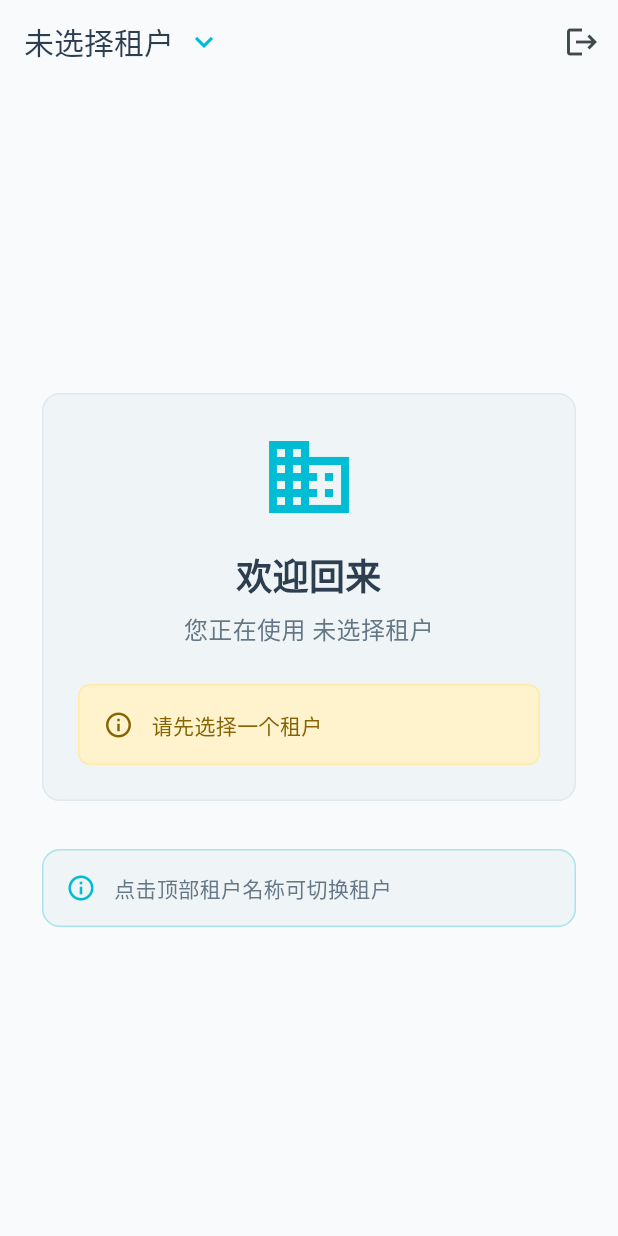
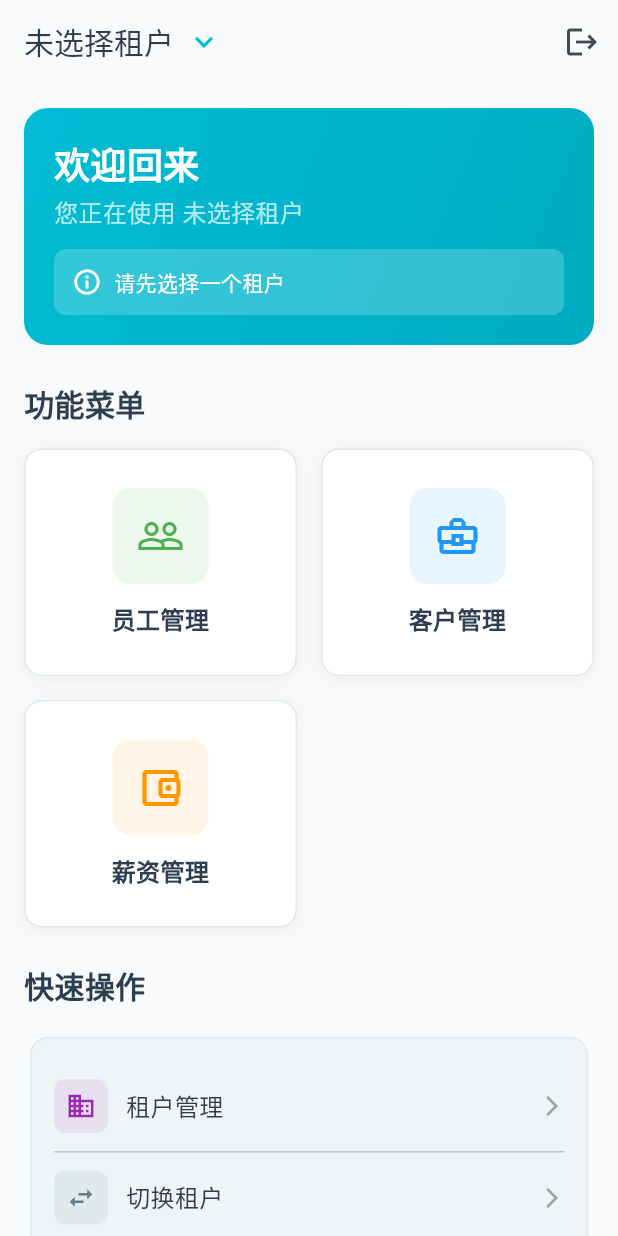
Before and after one commit to youbiaokachi123/xintai_erp_app, a Flutter app: the HomeScreen screen opened directly, on a phone screen of 412 x 824 dp. Run offline on Flutter 3.47's test engine with Material 3 defaults, Android fonts, the light colour scheme and no system bars; our stand-ins replace flutter_dotenv, supabase_flutter; accounts and stored records are empty.

Commit message:
feat:首页设计

```diff
--- a/lib/screens/home_screen.dart
+++ b/lib/screens/home_screen.dart
@@ -1,6 +1,10 @@
 import 'package:flutter/material.dart';
 import 'package:xintai_flutter/service/auth_service.dart';
 import 'package:xintai_flutter/service/tenant_state_service.dart';
+
+import 'customer/customer_list_screen.dart';
+import 'employee/employee_list_screen.dart';
+import 'salary/salary_list_screen.dart';
 import 'tenant_list_screen.dart';
 
 class HomeScreen extends StatefulWidget {
@@ -16,11 +20,10 @@ class _HomeScreenState extends State<HomeScreen> {
 
   @override
   Widget build(BuildContext context) {
-    final user = _authService.currentUser;
-
     return Scaffold(
       backgroundColor: const Color(0xFFF8FAFB),
       appBar: AppBar(
+        centerTitle: false,
         title: InkWell(
           onTap: () {
             // 跳转到租户选择页面
@@ -88,13 +91,150 @@ class _HomeScreenState extends State<HomeScreen> {
           ),
         ],
       ),
-      body: Center(
-        child: Padding(
-          padding: const EdgeInsets.all(24.0),
+      body: SingleChildScrollView(
+        padding: const EdgeInsets.all(16.0),
         child: Column(
-            mainAxisAlignment: MainAxisAlignment.center,
+          crossAxisAlignment: CrossAxisAlignment.start,
           children: [
-              // 当前租户信息卡片
+            // 欢迎信息
+            Container(
+              width: double.infinity,
+              padding: const EdgeInsets.all(20),
+              decoration: BoxDecoration(
+                gradient: LinearGradient(
+                  begin: Alignment.topLeft,
+                  end: Alignment.bottomRight,
+                  colors: [
+                    const Color(0xFF00BCD4),
+                    const Color(0xFF00ACC1),
+                  ],
+                ),
+                borderRadius: BorderRadius.circular(16),
+              ),
+              child: Column(
+                crossAxisAlignment: CrossAxisAlignment.start,
+                children: [
+                  Text(
+                    '欢迎回来',
+                    style: const TextStyle(
+                      fontSize: 24,
+                      fontWeight: FontWeight.w600,
+                      color: Colors.white,
+                    ),
+                  ),
+                  const SizedBox(height: 4),
+                  Text(
+                    '您正在使用 ${_tenantStateService.currentTenantName}',
+                    style: const TextStyle(
+                      fontSize: 16,
+                      color: Colors.white70,
+                    ),
+                  ),
+                  if (!_tenantStateService.hasCurrentTenant) ...[
+                    const SizedBox(height: 12),
+                    Container(
+                      padding: const EdgeInsets.all(12),
+                      decoration: BoxDecoration(
+                        color: Colors.white.withOpacity(0.2),
+                        borderRadius: BorderRadius.circular(8),
+                      ),
+                      child: Row(
+                        children: [
+                          Icon(
+                            Icons.info_outline,
+                            color: Colors.white,
+                            size: 20,
+                          ),
+                          const SizedBox(width: 8),
+                          const Expanded(
+                            child: Text(
+                              '请先选择一个租户',
+                              style: TextStyle(
+                                color: Colors.white,
+                                fontSize: 14,
+                              ),
+                            ),
+                          ),
+                        ],
+                      ),
+                    ),
+                  ],
+                ],
+              ),
+            ),
+
+            const SizedBox(height: 24),
+
+            // 功能菜单标题
+            const Text(
+              '功能菜单',
+              style: TextStyle(
+                fontSize: 20,
+                fontWeight: FontWeight.w600,
+                color: Color(0xFF2C3E50),
+              ),
+            ),
+            const SizedBox(height: 16),
+
+            // 功能宫格菜单
+            GridView.count(
+              shrinkWrap: true,
+              physics: const NeverScrollableScrollPhysics(),
+              crossAxisCount: 2,
+              mainAxisSpacing: 16,
+              crossAxisSpacing: 16,
+              childAspectRatio: 1.2,
+              children: [
+                _buildMenuCard(
+                  '员工管理',
+                  Icons.people_outline,
+                  const Color(0xFF4CAF50),
+                  () => _navigateToModule(() => Navigator.push(
+                    context,
+                    MaterialPageRoute(
+                      builder: (context) => const EmployeeListScreen(),
+                    ),
+                  )),
+                ),
+                _buildMenuCard(
+                  '客户管理',
+                  Icons.business_center_outlined,
+                  const Color(0xFF2196F3),
+                  () => _navigateToModule(() => Navigator.push(
+                    context,
+                    MaterialPageRoute(
+                      builder: (context) => const CustomerListScreen(),
+                    ),
+                  )),
+                ),
+                _buildMenuCard(
+                  '薪资管理',
+                  Icons.account_balance_wallet_outlined,
+                  const Color(0xFFFF9800),
+                  () => _navigateToModule(() => Navigator.push(
+                    context,
+                    MaterialPageRoute(
+                      builder: (context) => const SalaryListScreen(),
+                    ),
+                  )),
+                ),
+              ],
+            ),
+
+            const SizedBox(height: 24),
+
+            // 快速操作
+            const Text(
+              '快速操作',
+              style: TextStyle(
+                fontSize: 20,
+                fontWeight: FontWeight.w600,
+                color: Color(0xFF2C3E50),
+              ),
+            ),
+            const SizedBox(height: 16),
+
+            // 快速操作卡片
             Card(
               elevation: 0,
               shape: RoundedRectangleBorder(
@@ -105,144 +245,29 @@ class _HomeScreenState extends State<HomeScreen> {
                 ),
               ),
               child: Padding(
-                  padding: const EdgeInsets.all(24.0),
+                padding: const EdgeInsets.all(16.0),
                 child: Column(
-                    mainAxisSize: MainAxisSize.min,
                   children: [
-                      Icon(
+                    _buildQuickAction(
+                      '租户管理',
                       Icons.business,
-                        size: 64,
-                        color: const Color(0xFF00BCD4),
-                      ),
-                      const SizedBox(height: 16),
-                      const Text(
-                        '欢迎回来',
-                        style: TextStyle(
-                          fontSize: 24,
-                          fontWeight: FontWeight.w600,
-                          color: Color(0xFF2C3E50),
-                        ),
-                        textAlign: TextAlign.center,
-                      ),
-                      const SizedBox(height: 8),
-                      Text(
-                        '您正在使用 ${_tenantStateService.currentTenantName}',
-                        style: const TextStyle(
-                          fontSize: 16,
-                          color: Color(0xFF657786),
-                        ),
-                        textAlign: TextAlign.center,
-                      ),
-                      const SizedBox(height: 24),
-
-                      // 当前租户详细信息
-                      if (_tenantStateService.hasCurrentTenant) ...[
-                        Container(
-                          width: double.infinity,
-                          padding: const EdgeInsets.all(16),
-                          decoration: BoxDecoration(
-                            color: const Color(0xFFF8FAFB),
-                            borderRadius: BorderRadius.circular(8),
-                            border: Border.all(
-                              color: const Color(0xFFE1E8ED),
-                              width: 1,
-                            ),
-                          ),
-                          child: Column(
-                            crossAxisAlignment: CrossAxisAlignment.start,
-                            children: [
-                              const Text(
-                                '当前租户信息',
-                                style: TextStyle(
-                                  fontSize: 14,
-                                  fontWeight: FontWeight.w600,
-                                  color: Color(0xFF2C3E50),
-                                ),
-                              ),
-                              const SizedBox(height: 12),
-                              _buildInfoRow(
-                                Icons.person_outline,
-                                '联系人',
-                                _tenantStateService.currentTenant!.contactName,
-                              ),
-                              const SizedBox(height: 8),
-                              _buildInfoRow(
-                                Icons.phone_outlined,
-                                '电话',
-                                _tenantStateService.currentTenant!.contactPhone,
-                              ),
-                              const SizedBox(height: 8),
-                              _buildInfoRow(
-                                Icons.location_on_outlined,
-                                '地址',
-                                _tenantStateService.currentTenant!.address,
-                              ),
-                            ],
-                          ),
-                        ),
-                      ] else ...[
-                        Container(
-                          width: double.infinity,
-                          padding: const EdgeInsets.all(16),
-                          decoration: BoxDecoration(
-                            color: const Color(0xFFFFF3CD),
-                            borderRadius: BorderRadius.circular(8),
-                            border: Border.all(
-                              color: const Color(0xFFFFEAA7),
-                              width: 1,
-                            ),
-                          ),
-                          child: Row(
-                            children: [
-                              Icon(
-                                Icons.info_outline,
-                                color: const Color(0xFF856404),
-                                size: 20,
-                              ),
-                              const SizedBox(width: 12),
-                              const Text(
-                                '请先选择一个租户',
-                                style: TextStyle(
-                                  color: Color(0xFF856404),
-                                  fontSize: 14,
-                                ),
-                              ),
-                            ],
-                          ),
-                        ),
-                      ],
-                    ],
+                      const Color(0xFF9C27B0),
+                      () => Navigator.push(
+                        context,
+                        MaterialPageRoute(
+                          builder: (context) => const TenantListScreen(),
                         ),
                       ),
                     ),
-              const SizedBox(height: 24),
-
-              // 操作提示卡片
-              Card(
-                elevation: 0,
-                shape: RoundedRectangleBorder(
-                  borderRadius: BorderRadius.circular(12),
-                  side: BorderSide(
-                    color: const Color(0xFF00BCD4).withOpacity(0.3),
-                    width: 1,
-                  ),
-                ),
-                child: Padding(
-                  padding: const EdgeInsets.all(16.0),
-                  child: Row(
-                    children: [
-                      Icon(
-                        Icons.info_outline,
-                        color: const Color(0xFF00BCD4),
-                        size: 20,
-                      ),
-                      const SizedBox(width: 12),
-                      Expanded(
-                        child: Text(
-                          '点击顶部租户名称可切换租户',
-                          style: const TextStyle(
-                            color: Color(0xFF657786),
-                            fontSize: 14,
+                    const Divider(height: 1),
+                    _buildQuickAction(
+                      '切换租户',
+                      Icons.swap_horiz,
+                      const Color(0xFF607D8B),
+                      () => Navigator.push(
+                        context,
+                        MaterialPageRoute(
+                          builder: (context) => const TenantListScreen(),
                         ),
                       ),
                     ),
@@ -253,38 +278,115 @@ class _HomeScreenState extends State<HomeScreen> {
           ],
         ),
       ),
+    );
+  }
+
+  // 检查是否选择了租户并导航
+  void _navigateToModule(VoidCallback navigation) {
+    if (!_tenantStateService.hasCurrentTenant) {
+      ScaffoldMessenger.of(context).showSnackBar(
+        const SnackBar(
+          content: Text('请先选择一个租户'),
+          backgroundColor: Color(0xFFFF6B6B),
+        ),
+      );
+      return;
+    }
+    navigation();
+  }
+
+  // 构建菜单卡片
+  Widget _buildMenuCard(String title, IconData icon, Color color, VoidCallback onTap) {
+    return InkWell(
+      onTap: onTap,
+      borderRadius: BorderRadius.circular(12),
+      child: Container(
+        decoration: BoxDecoration(
+          color: Colors.white,
+          borderRadius: BorderRadius.circular(12),
+          border: Border.all(color: const Color(0xFFE1E8ED), width: 1),
+          boxShadow: [
+            BoxShadow(
+              color: Colors.black.withOpacity(0.05),
+              blurRadius: 10,
+              offset: const Offset(0, 2),
+            ),
+          ],
+        ),
+        child: Padding(
+          padding: const EdgeInsets.all(20),
+          child: Column(
+            mainAxisAlignment: MainAxisAlignment.center,
+            children: [
+              Container(
+                padding: const EdgeInsets.all(16),
+                decoration: BoxDecoration(
+                  color: color.withOpacity(0.1),
+                  borderRadius: BorderRadius.circular(12),
+                ),
+                child: Icon(
+                  icon,
+                  size: 32,
+                  color: color,
+                ),
+              ),
+              const SizedBox(height: 12),
+              Text(
+                title,
+                style: const TextStyle(
+                  fontSize: 16,
+                  fontWeight: FontWeight.w600,
+                  color: Color(0xFF2C3E50),
+                ),
+                textAlign: TextAlign.center,
+              ),
+            ],
+          ),
+        ),
       ),
     );
   }
 
-  Widget _buildInfoRow(IconData icon, String label, String value) {
-    return Row(
+  // 构建快速操作项
+  Widget _buildQuickAction(String title, IconData icon, Color color, VoidCallback onTap) {
+    return InkWell(
+      onTap: onTap,
+      borderRadius: BorderRadius.circular(8),
+      child: Padding(
+        padding: const EdgeInsets.symmetric(vertical: 12),
+        child: Row(
           children: [
+            Container(
+              padding: const EdgeInsets.all(8),
+              decoration: BoxDecoration(
+                color: color.withOpacity(0.1),
+                borderRadius: BorderRadius.circular(8),
+              ),
+              child: Icon(
+                icon,
+                size: 20,
+                color: color,
+              ),
+            ),
+            const SizedBox(width: 12),
+            Text(
+              title,
+              style: const TextStyle(
+                fontSize: 16,
+                fontWeight: FontWeight.w500,
+                color: Color(0xFF2C3E50),
+              ),
+            ),
+            const Spacer(),
             Icon(
-          icon,
+              Icons.arrow_forward_ios,
               size: 16,
               color: const Color(0xFF9CA3AF),
             ),
-        const SizedBox(width: 8),
-        Text(
-          '$label：',
-          style: const TextStyle(
-            color: Color(0xFF657786),
-            fontSize: 14,
+          ],
         ),
       ),
-        const SizedBox(width: 4),
-        Expanded(
-          child: Text(
-            value,
-            style: const TextStyle(
-              color: Color(0xFF2C3E50),
-              fontSize: 14,
-              fontWeight: FontWeight.w500,
-            ),
-          ),
-        ),
-      ],
     );
   }
+
 }
```
Also changed, not shown: lib/screens/customer/customer_list_screen.dart (added, +57 -0 lines), lib/screens/employee/employee_list_screen.dart (added, +57 -0 lines), lib/screens/salary/salary_list_screen.dart (added, +57 -0 lines). Lines whose indentation alone changed are shown as unchanged.
